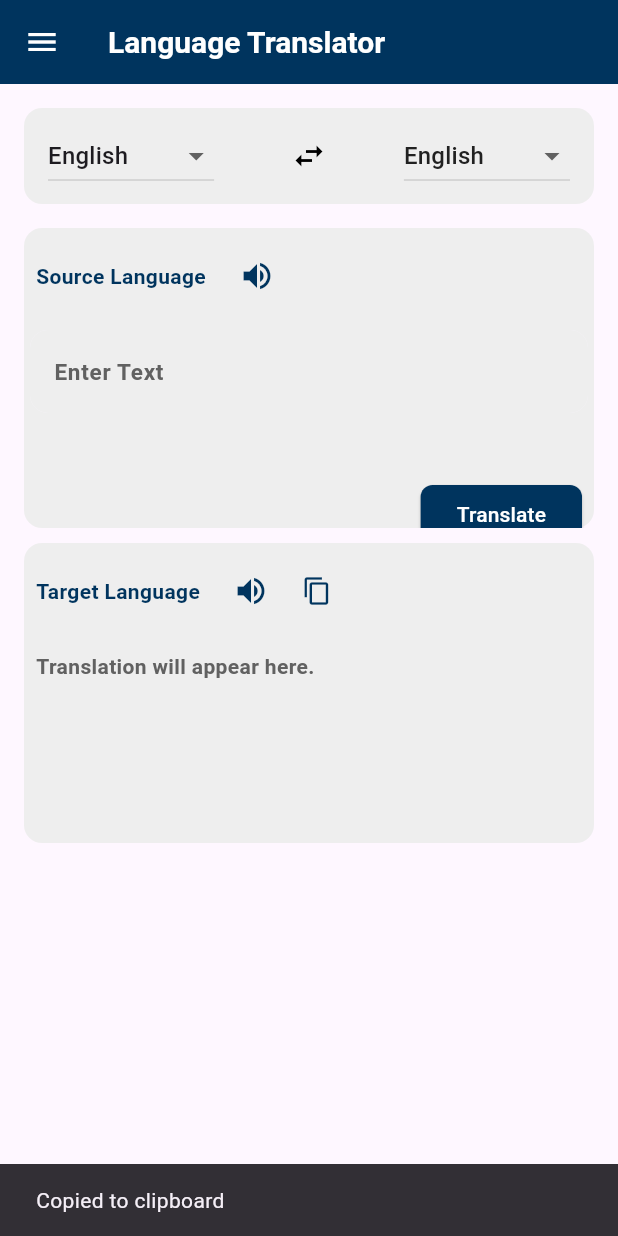
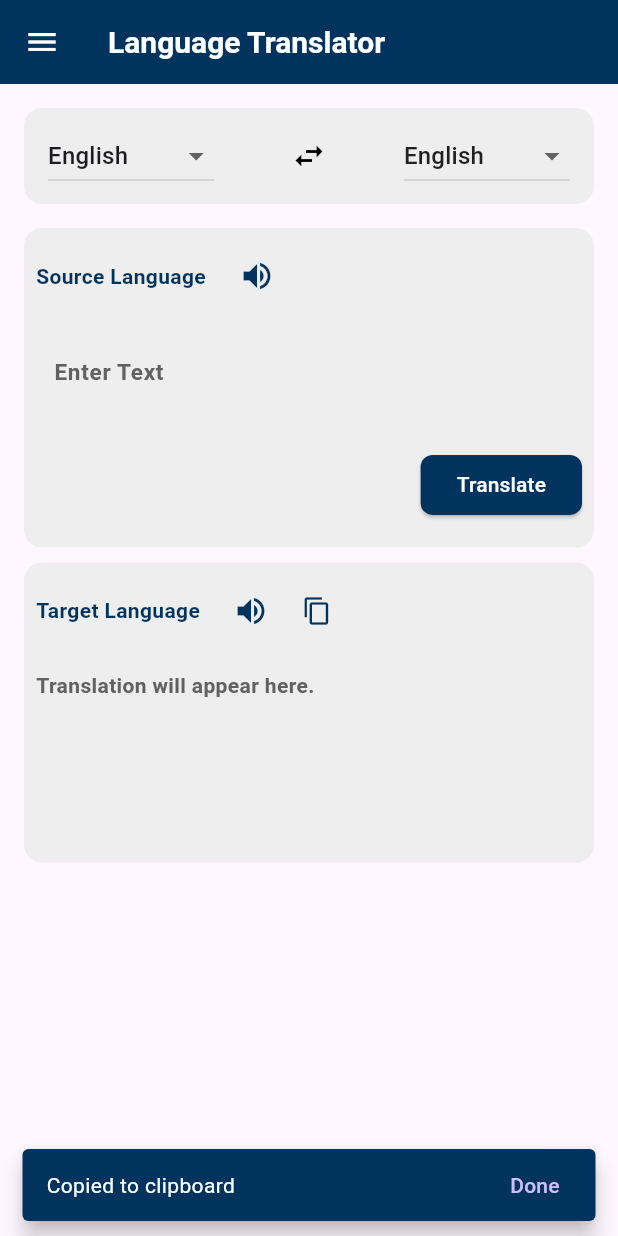
Before and after one commit to BigCee12/language_translator_app, a Flutter app: the screen it shows after launch, after a tap on the "content copy" icon, on a phone screen of 412 x 824 dp. Run offline on Flutter 3.47's test engine with Material 3 defaults, Android fonts, the phone set to English and light mode, and no system bars; our stand-ins replace flutter_tts; missing offline and left inert: clipboard, translator.

Commit message:
reworked the UI and fixed some bugs

```diff
--- a/lib/translation.dart
+++ b/lib/translation.dart
@@ -29,11 +29,24 @@ class TranslationScreenState extends State<TranslationScreen> {
   void _showSnackbar(String message) {
     ScaffoldMessenger.of(context).showSnackBar(
       SnackBar(
-        content: Text(message),
-        duration: Duration(seconds: 2),
+        action: SnackBarAction(
+            label: "Done",
+            onPressed: () {
+              ScaffoldMessenger.of(context).hideCurrentSnackBar();
+            }),
+        behavior: SnackBarBehavior.floating,
+        backgroundColor: const Color.fromARGB(255, 0, 52, 94),
+        content: Text(
+          message,
+          style: const TextStyle(
+            color: Colors.white,
+          ),
+        ),
+        duration: const Duration(seconds: 2),
       ),
     );
   }
+
   Future<void> _translate() async {
     String inputText = inputController.text;
     try {
@@ -77,7 +90,8 @@ class TranslationScreenState extends State<TranslationScreen> {
           ),
         ),
       ),
-      body: Padding(
+      body: SingleChildScrollView(
+        child: Padding(
           padding: const EdgeInsets.all(16.0),
           child: Column(
             crossAxisAlignment: CrossAxisAlignment.start,
@@ -87,7 +101,8 @@ class TranslationScreenState extends State<TranslationScreen> {
                   color: Colors.grey[200],
                   borderRadius: BorderRadius.circular(12),
                 ),
-              padding: const EdgeInsets.symmetric(vertical: 8, horizontal: 16),
+                padding:
+                    const EdgeInsets.symmetric(vertical: 8, horizontal: 16),
                 child: Row(
                   mainAxisAlignment: MainAxisAlignment.spaceBetween,
                   children: [
@@ -145,11 +160,11 @@ class TranslationScreenState extends State<TranslationScreen> {
                   color: Colors.grey[200],
                   borderRadius: BorderRadius.circular(12),
                 ),
-              height: 200,
+                height: 213,
                 width: double.infinity,
                 child: SingleChildScrollView(
                   child: Column(
-                  mainAxisAlignment: MainAxisAlignment.spaceBetween,
+                    mainAxisAlignment: MainAxisAlignment.spaceEvenly,
                     children: [
                       Column(
                         children: [
@@ -214,10 +229,10 @@ class TranslationScreenState extends State<TranslationScreen> {
                           ),
                         ],
                       ),
-                    const SizedBox(height: 40),
+                      const SizedBox(height: 20),
                       Padding(
-                      padding:
-                          const EdgeInsets.only(left: 8.0, bottom: 8, right: 8),
+                        padding: const EdgeInsets.only(
+                            left: 8.0, bottom: 8, right: 8),
                         child: Row(
                           mainAxisAlignment: MainAxisAlignment.end,
                           children: [
@@ -286,7 +301,8 @@ class TranslationScreenState extends State<TranslationScreen> {
                             onTap: () {
                               _copyToClipboard();
                             },
-                          child: const Icon(size: 20,
+                            child: const Icon(
+                              size: 20,
                               Icons.copy,
                               color: Color.fromARGB(255, 0, 52, 94),
                             ),
@@ -310,8 +326,7 @@ class TranslationScreenState extends State<TranslationScreen> {
             ],
           ),
         ),
+      ),
     );
   }
-
-
 }
```
Also changed, not shown: 4 other files. Lines whose indentation alone changed are shown as unchanged.
